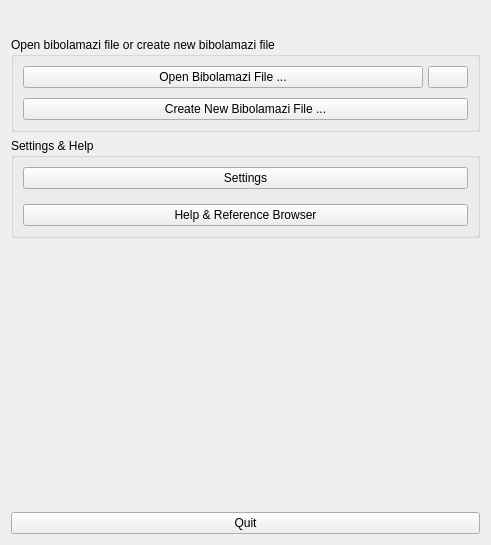
First picture: the form in gui/bibolamazi_gui/mainwidget.ui, repository phfaist/bibolamazi, before the edit.
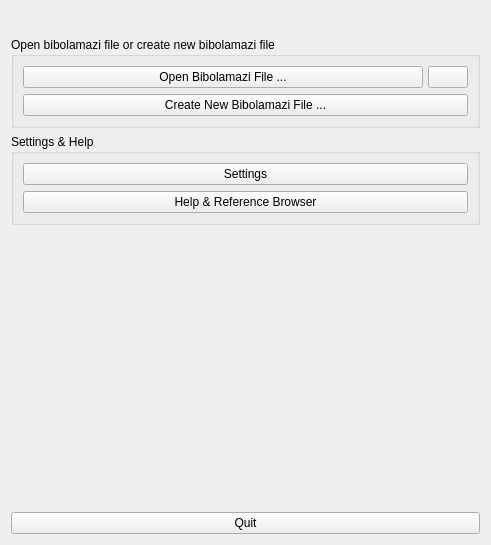
Second picture: the form after the edit. Icons and pictures are not drawn.

What changed in the file:
```diff
--- a/gui/bibolamazi_gui/mainwidget.ui
+++ b/gui/bibolamazi_gui/mainwidget.ui
@@ -66,9 +66,6 @@
       <property name="horizontalSpacing">
        <number>5</number>
       </property>
-      <property name="verticalSpacing">
-       <number>10</number>
-      </property>
       <item row="0" column="0">
        <widget class="QPushButton" name="btnOpenFile">
         <property name="text">
@@ -105,18 +102,15 @@
      <property name="title">
       <string>Settings &amp;&amp; Help</string>
      </property>
-     <layout class="QVBoxLayout" name="verticalLayout_2">
-      <property name="spacing">
-       <number>15</number>
-      </property>
-      <item>
+     <layout class="QGridLayout" name="gridLayout_2">
+      <item row="0" column="0">
        <widget class="QPushButton" name="btnSettings">
         <property name="text">
          <string>Settings</string>
         </property>
        </widget>
       </item>
-      <item>
+      <item row="1" column="0">
        <widget class="QPushButton" name="btnHelp">
         <property name="text">
          <string>Help &amp;&amp; Reference Browser</string>
```
